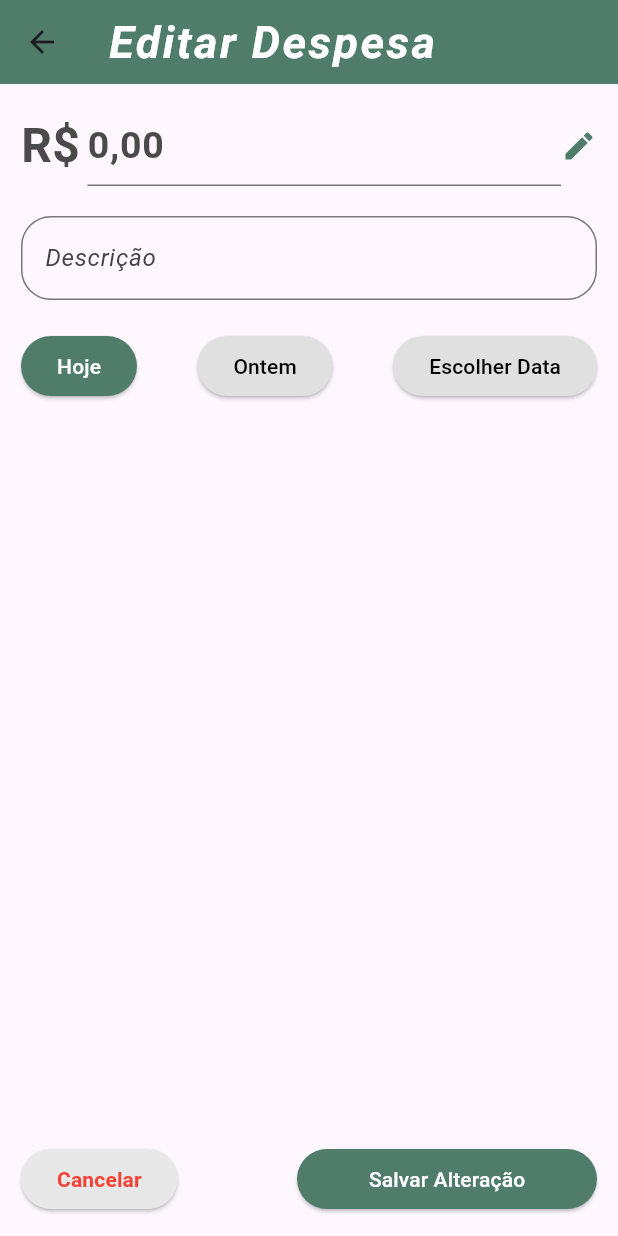
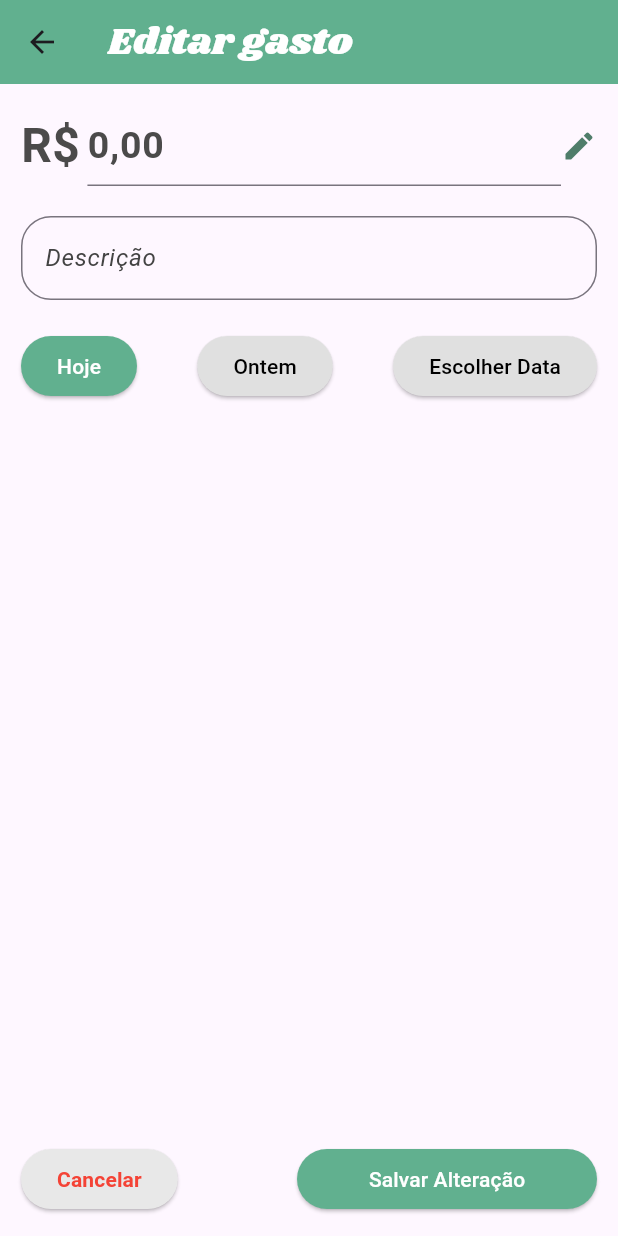
Before and after one commit to neiven13/GestaoFinanceiraApp, a Flutter app: the EditGastoPage screen opened directly with empty values, on a phone screen of 412 x 824 dp. Run offline on Flutter 3.47's test engine with Material 3 defaults, Android fonts, the phone set to English and light mode, and no system bars; our stand-ins replace sqflite; accounts and stored records are empty.

Commit message:
style: update colors and font from appBar

```diff
--- a/lib/src/pages/editar_gasto.dart
+++ b/lib/src/pages/editar_gasto.dart
@@ -19,7 +19,7 @@ class _EditGastoPageState extends State<EditGastoPage> {
   late int? selectedIndex;
   late DateTime gastoDate;
 
-  final Color corPrincipal = const Color.fromRGBO(79, 125, 106, 1);
+  final Color corPrincipal = const Color.fromARGB(255, 97, 176, 143);
 
   @override
   void initState() {
@@ -50,14 +50,13 @@ class _EditGastoPageState extends State<EditGastoPage> {
   Widget build(BuildContext context) {
     return Scaffold(
       appBar: AppBar(
-        title: const Text("Editar Despesa"),
+        title: const Text("Editar gasto"),
         backgroundColor: corPrincipal,
         titleTextStyle: const TextStyle(
           color: Colors.white,
-            fontWeight: FontWeight.bold,
-            fontSize: 30,
-            fontStyle: FontStyle.italic,
-            letterSpacing: 1.5),
+          fontSize: 25,
+          fontFamily: 'shrikhand',
+        ),
       ),
       body: Padding(
         padding: const EdgeInsets.all(14.0),
@@ -141,7 +140,8 @@ class _EditGastoPageState extends State<EditGastoPage> {
                   ),
                   onPressed: () {
                     setState(() {
-                      gastoDate = DateTime.now().subtract(const Duration(days: 1));
+                      gastoDate =
+                          DateTime.now().subtract(const Duration(days: 1));
                       selectedIndex = 1;
                     });
                   },
```
Also changed, not shown: lib/src/pages/addgasto_page.dart (+6 -6 lines), lib/src/pages/deletar_gasto.dart (+7 -8 lines). Lines whose indentation alone changed are shown as unchanged.
